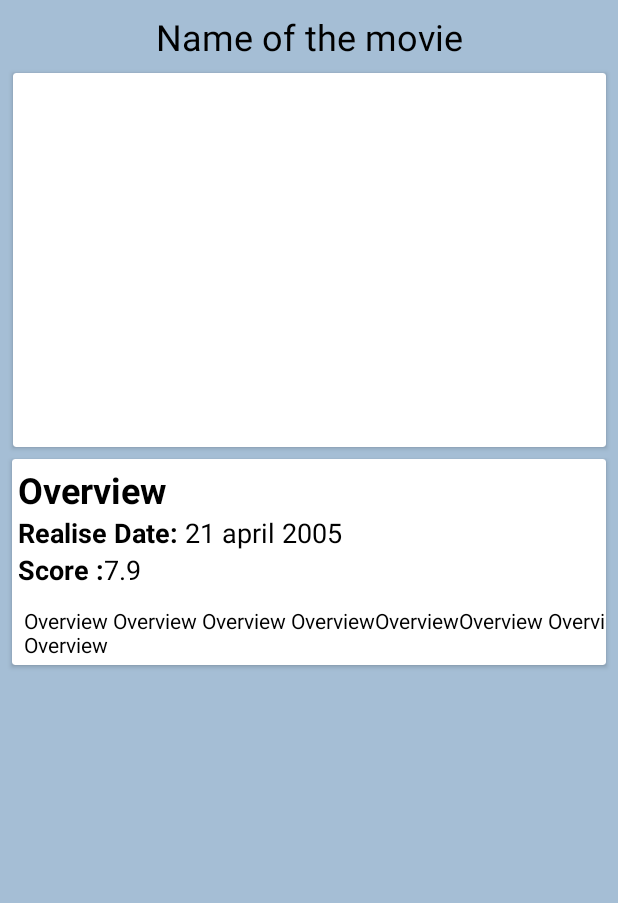
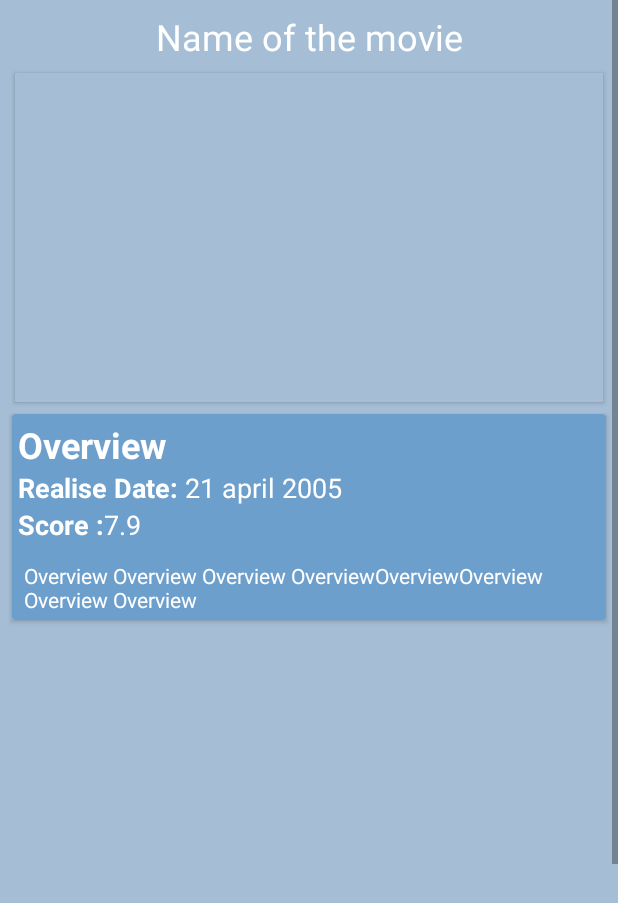
Before and after one commit to amatrenin/MovieDB, an Android app: the MoviesDetailsActivity screen opened directly, with no data from a screen before it, on a phone screen of 412 x 824 dp. Shown: the top 903 px of the screen. Run offline under Robolectric (Android 15) with nearby library versions, the phone set to English and light mode, and no system bars; our stand-ins replace Picasso; libraries missing offline, so code that uses them is left out: com.pierfrancescosoffritti.androidyoutubeplayer; pictures from the network do not load.

Commit message:
fixing xml

```diff
--- a/app/src/main/java/com/example/mypetproject/model/repository/MoviesDBRepositoryImpl.kt
+++ b/app/src/main/java/com/example/mypetproject/model/repository/MoviesDBRepositoryImpl.kt
@@ -13,8 +13,8 @@ import retrofit2.Call
 class MoviesDBRepositoryImpl : MoviesDBRepository {
     private val apiInterface = ApiInterface.create()
 
-    override fun getMovies(): Call<Movies> {
-        return apiInterface.getMovies(Constants.API_KEY, "eu-US", 1)
+     override fun getMovies(): Call<Movies> {
+       return apiInterface.getMovies(Constants.API_KEY, "eu-US", 1)
     }
 
     override fun getMoviesDetails(id: Int): Call<MoviesDetails> {
--- a/app/src/main/java/com/example/mypetproject/view/adapters/CustomAdapterActors.kt
+++ b/app/src/main/java/com/example/mypetproject/view/adapters/CustomAdapterActors.kt
@@ -4,6 +4,7 @@ import android.view.LayoutInflater
 import android.view.View
 import android.view.ViewGroup
 import android.widget.ImageView
+import android.widget.TextView
 import androidx.recyclerview.widget.RecyclerView
 import com.example.mypetproject.R
 import com.example.mypetproject.data.actors.Cast
@@ -31,7 +32,9 @@ class CustomAdapterActors(
 
     // binds the list items to a view
     override fun onBindViewHolder(holder: ViewHolder, position: Int) {
+        val ItemsViewModel = mListActors[position]
 
+        holder.textView.text = ItemsViewModel?.name
 
 
         Picasso.get().load("https://image.tmdb.org/t/p/w500" + mListActors[position]?.profile_path)
@@ -48,6 +51,7 @@ class CustomAdapterActors(
     // Holds the views for adding it to image and text
     inner class ViewHolder(ItemView: View) : RecyclerView.ViewHolder(ItemView) {
         val imageView: ImageView = itemView.findViewById(R.id.imageViewActors)
+        val textView: TextView = itemView.findViewById(R.id.tvTitleActorName)
 
         init {
             ItemView.setOnClickListener {
--- a/app/src/main/res/layout/activity_movies_details.xml
+++ b/app/src/main/res/layout/activity_movies_details.xml
@@ -18,7 +18,7 @@
             android:layout_height="wrap_content"
             android:layout_marginTop="8dp"
             android:text="Name of the movie"
-        android:textColor="@color/black"
+            android:textColor="@color/white"
             android:textSize="24sp"
             app:layout_constraintEnd_toEndOf="parent"
             app:layout_constraintStart_toStartOf="parent"
@@ -26,19 +26,21 @@
 
         <androidx.cardview.widget.CardView
             android:id="@+id/movies_details_header_container_card"
-        android:layout_width="395dp"
-        android:layout_height="249dp"
+            android:layout_width="392dp"
+            android:layout_height="219dp"
             android:layout_margin="8dp"
             android:layout_marginStart="3dp"
             android:layout_marginEnd="3dp"
+            android:background="@color/background"
             app:layout_constraintEnd_toEndOf="parent"
             app:layout_constraintStart_toStartOf="parent"
             app:layout_constraintTop_toBottomOf="@id/movies_details_title">
 
             <androidx.appcompat.widget.AppCompatImageView
                 android:id="@+id/movies_details_image_banner"
-            android:layout_width="525dp"
-            android:layout_height="333dp"
+                android:layout_width="507dp"
+                android:layout_height="300dp"
+                android:background="@color/background"
                 app:layout_constraintEnd_toEndOf="parent"
                 app:layout_constraintStart_toStartOf="parent"
                 app:layout_constraintTop_toBottomOf="@id/movies_details_header_container_card" />
@@ -46,17 +48,21 @@
 
         <androidx.cardview.widget.CardView
             android:id="@+id/movies_details_body_container_card"
-            android:layout_width="match_parent"
-            android:layout_height="0dp"
+            android:layout_width="0dp"
+            android:layout_height="wrap_content"
             android:layout_margin="8dp"
-            app:layout_constraintEnd_toEndOf="@+id/movies_details_header_container_card"
-            app:layout_constraintStart_toStartOf="@+id/movies_details_header_container_card"
+            android:layout_marginStart="3dp"
+            android:layout_marginEnd="3dp"
+            android:background="@color/mr_cast_progressbar_progress_and_thumb_light"
+            app:layout_constraintEnd_toEndOf="parent"
+            app:layout_constraintStart_toStartOf="parent"
             app:layout_constraintTop_toBottomOf="@+id/movies_details_header_container_card">
 
             <androidx.constraintlayout.widget.ConstraintLayout
                 android:id="@+id/movies_details_body_container_constraint"
-                android:layout_width="415dp"
-                android:layout_height="wrap_content"
+                android:layout_width="match_parent"
+                android:layout_height="match_parent"
+                android:background="@color/background2"
                 android:padding="4dp">
 
                 <TextView
@@ -64,7 +70,7 @@
                     android:layout_width="wrap_content"
                     android:layout_height="wrap_content"
                     android:text="Overview"
-                    android:textColor="@color/black"
+                    android:textColor="@color/white"
                     android:textSize="24sp"
                     android:textStyle="bold"
                     app:layout_constraintStart_toStartOf="parent"
@@ -75,7 +81,7 @@
                     android:layout_width="wrap_content"
                     android:layout_height="wrap_content"
                     android:text="Realise Date: "
-                    android:textColor="@color/black"
+                    android:textColor="@color/white"
                     android:textSize="18sp"
                     android:textStyle="bold"
                     app:layout_constraintStart_toStartOf="parent"
@@ -86,7 +92,7 @@
                     android:layout_width="wrap_content"
                     android:layout_height="wrap_content"
                     android:text="21 april 2005"
-                    android:textColor="@color/black"
+                    android:textColor="@color/white"
                     android:textSize="18sp"
                     app:layout_constraintStart_toEndOf="@id/movies_details_date_label"
                     app:layout_constraintTop_toBottomOf="@id/movies_details_body_overview_label" />
@@ -96,7 +102,7 @@
                     android:layout_width="wrap_content"
                     android:layout_height="wrap_content"
                     android:text="Score :"
-                    android:textColor="@color/black"
+                    android:textColor="@color/white"
                     android:textSize="18sp"
                     android:textStyle="bold"
                     app:layout_constraintStart_toStartOf="parent"
@@ -107,7 +113,7 @@
                     android:layout_width="wrap_content"
                     android:layout_height="wrap_content"
                     android:text="7.9"
-                    android:textColor="@color/black"
+                    android:textColor="@color/white"
                     android:textSize="18sp"
                     app:layout_constraintStart_toEndOf="@id/movies_details_score_label"
                     app:layout_constraintTop_toBottomOf="@id/movies_details_date" />
@@ -119,7 +125,7 @@
                     android:layout_marginStart="4dp"
                     android:layout_marginTop="12dp"
                     android:text="Overview Overview Overview OverviewOverviewOverview Overview Overview"
-                    android:textColor="@color/black"
+                    android:textColor="@color/white"
                     android:textSize="14sp"
                     app:layout_constraintStart_toStartOf="parent"
                     app:layout_constraintTop_toBottomOf="@id/movies_details_score_label" />
@@ -132,6 +138,7 @@
             android:id="@+id/constraintLayout"
             android:layout_width="0dp"
             android:layout_height="144dp"
+            android:background="@color/background"
             app:layout_constraintEnd_toEndOf="@+id/constraintLayout2"
             app:layout_constraintHorizontal_bias="0.0"
             app:layout_constraintStart_toStartOf="@+id/constraintLayout2"
@@ -139,10 +146,11 @@
 
             <LinearLayout
                 android:id="@+id/linearLayout"
-                android:layout_width="wrap_content"
-                android:layout_height="match_parent"
+                android:layout_width="0dp"
+                android:layout_height="152dp"
                 android:layout_marginStart="5dp"
                 android:layout_marginEnd="5dp"
+                android:background="@color/background"
                 android:orientation="horizontal"
                 app:layout_constraintBottom_toBottomOf="parent"
                 app:layout_constraintEnd_toEndOf="parent"
@@ -153,7 +161,8 @@
                 <androidx.recyclerview.widget.RecyclerView
                     android:id="@+id/rcViewActors"
                     android:layout_width="match_parent"
-                    android:layout_height="wrap_content"
+                    android:layout_height="159dp"
+                    android:background="@color/background"
                     tools:ignore="SpeakableTextPresentCheck"
                     tools:itemCount="5"
                     tools:listitem="@layout/card_view_design_actors" />
@@ -162,8 +171,8 @@
         </androidx.constraintlayout.widget.ConstraintLayout>
 
         <androidx.constraintlayout.widget.ConstraintLayout
-            android:layout_width="0dp"
-            android:layout_height="wrap_content"
+            android:layout_width="393dp"
+            android:layout_height="475dp"
             android:layout_margin="5dp"
             android:layout_marginTop="3dp"
             app:layout_constraintEnd_toEndOf="@+id/constraintLayout"
@@ -193,14 +202,18 @@
             android:id="@+id/constraintLayout2"
             android:layout_width="401dp"
             android:layout_height="140dp"
+            android:layout_marginStart="5dp"
             android:layout_marginTop="1dp"
-            app:layout_constraintEnd_toEndOf="@+id/movies_details_body_container_card"
-            app:layout_constraintStart_toStartOf="@+id/movies_details_body_container_card"
+            android:layout_marginEnd="5dp"
+            app:layout_constraintEnd_toEndOf="parent"
+            app:layout_constraintStart_toStartOf="parent"
             app:layout_constraintTop_toBottomOf="@+id/movies_details_body_container_card">
 
             <LinearLayout
                 android:layout_width="wrap_content"
                 android:layout_height="wrap_content"
+                android:layout_marginStart="3dp"
+                android:layout_marginEnd="3dp"
                 android:orientation="horizontal"
                 app:layout_constraintBottom_toBottomOf="parent"
                 app:layout_constraintEnd_toEndOf="parent"
--- a/app/src/main/res/values/colors.xml
+++ b/app/src/main/res/values/colors.xml
@@ -8,4 +8,5 @@
     <color name="black">#FF000000</color>
     <color name="white">#FFFFFFFF</color>
     <color name="background">#A5BED5</color>
+    <color name="background2">#6D9FCC</color>
 </resources>
--- a/build.gradle
+++ b/build.gradle
@@ -3,10 +3,12 @@ buildscript {
         // Check that you have the following line (if not, add it):
         google()  // Google's Maven repository
 
+
     }
     dependencies {
         // Add this line
-        classpath 'com.google.gms:google-services:4.3.10'
+        classpath 'com.google.gms:google-services:4.3.13'
+        classpath("com.google.dagger:hilt-android-gradle-plugin:2.41")
 
     }
 }// Top-level build file where you can add configuration options common to all sub-projects/modules.
```
Also changed, not shown: app/build.gradle (+10 -1 lines), app/src/main/res/layout/card_view_design_actors.xml (+16 -13 lines). Lines whose indentation alone changed are shown as unchanged.
